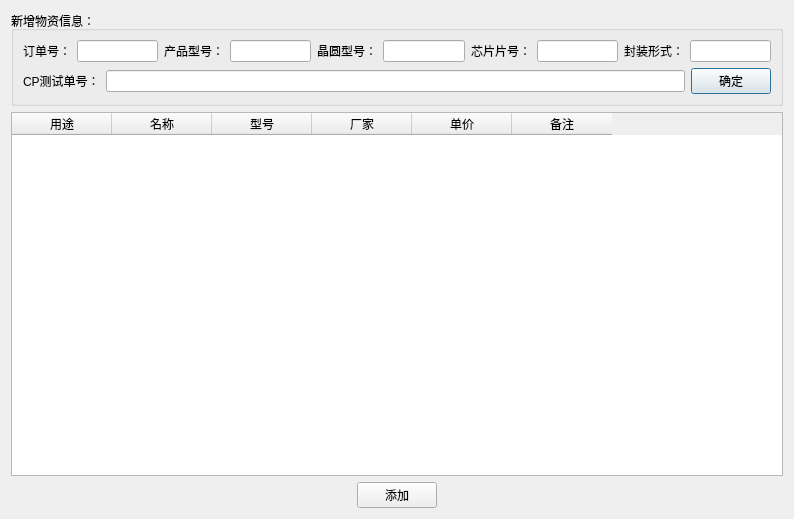
First picture: the form in addmaterial_dialog.ui, repository heathen557/materialManagement, before the edit.
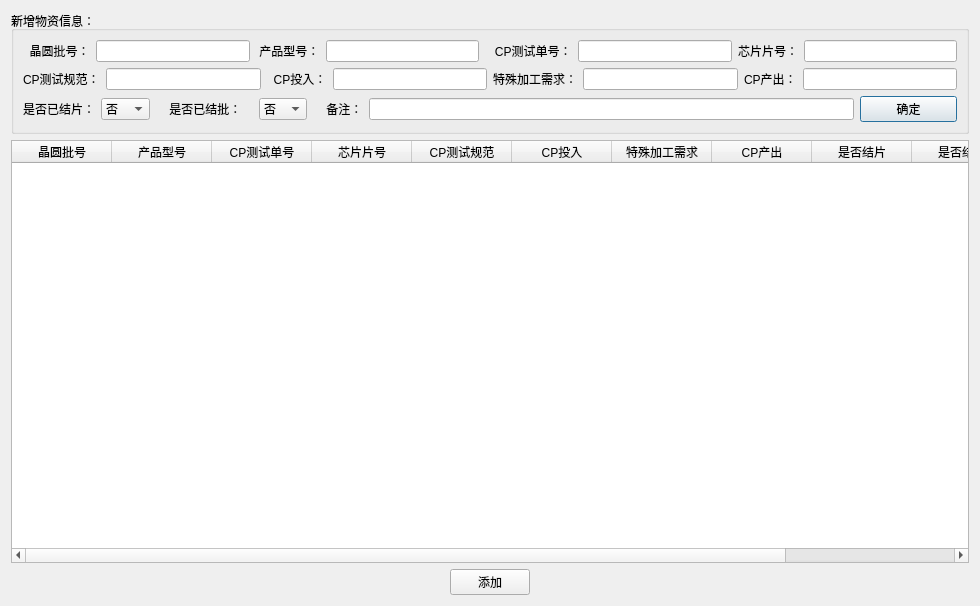
Second picture: the form after the edit. Icons and pictures are not drawn.

Commit message: 1、CP订单管理功能基本完成 2、生成exe图标功能完成

Diff of the .ui file:
```diff
--- a/addmaterial_dialog.ui
+++ b/addmaterial_dialog.ui
@@ -6,8 +6,8 @@
    <rect>
     <x>0</x>
     <y>0</y>
-    <width>794</width>
-    <height>519</height>
+    <width>980</width>
+    <height>606</height>
    </rect>
   </property>
   <property name="windowTitle">
@@ -29,7 +29,7 @@
         <item>
          <widget class="QLabel" name="label">
           <property name="text">
-           <string>订单号：</string>
+           <string>  晶圆批号：</string>
           </property>
           <property name="scaledContents">
            <bool>true</bool>
@@ -42,7 +42,7 @@
         <item>
          <widget class="QLabel" name="label_2">
           <property name="text">
-           <string>产品型号：</string>
+           <string> 产品型号：</string>
           </property>
           <property name="scaledContents">
            <bool>true</bool>
@@ -55,7 +55,7 @@
         <item>
          <widget class="QLabel" name="label_3">
           <property name="text">
-           <string>晶圆型号：</string>
+           <string>   CP测试单号：</string>
           </property>
           <property name="scaledContents">
            <bool>true</bool>
@@ -76,32 +76,114 @@
          </widget>
         </item>
         <item>
-         <widget class="QLineEdit" name="factory_lineEdit"/>
-        </item>
-        <item>
-         <widget class="QLabel" name="label_4">
-          <property name="text">
-           <string>封装形式：</string>
-          </property>
-          <property name="scaledContents">
-           <bool>true</bool>
-          </property>
-         </widget>
-        </item>
-        <item>
-         <widget class="QLineEdit" name="price_lineEdit"/>
+         <widget class="QLineEdit" name="chipNum_lineEdit"/>
         </item>
        </layout>
       </item>
       <item row="1" column="0">
        <layout class="QHBoxLayout" name="horizontalLayout_3">
+        <item>
+         <widget class="QLabel" name="label_4">
+          <property name="text">
+           <string>CP测试规范：</string>
+          </property>
+          <property name="scaledContents">
+           <bool>true</bool>
+          </property>
+         </widget>
+        </item>
+        <item>
+         <widget class="QLineEdit" name="CP_test_specification_lineEdit"/>
+        </item>
         <item>
          <widget class="QLabel" name="label_6">
           <property name="text">
-           <string>CP测试单号：</string>
+           <string>  CP投入：</string>
           </property>
           <property name="scaledContents">
            <bool>true</bool>
+          </property>
+         </widget>
+        </item>
+        <item>
+         <widget class="QLineEdit" name="CP_investment_lineEdit"/>
+        </item>
+        <item>
+         <widget class="QLabel" name="label_8">
+          <property name="text">
+           <string>特殊加工需求：</string>
+          </property>
+          <property name="scaledContents">
+           <bool>true</bool>
+          </property>
+         </widget>
+        </item>
+        <item>
+         <widget class="QLineEdit" name="process_demand_lineEdit"/>
+        </item>
+        <item>
+         <widget class="QLabel" name="label_7">
+          <property name="text">
+           <string>CP产出：</string>
+          </property>
+          <property name="scaledContents">
+           <bool>true</bool>
+          </property>
+         </widget>
+        </item>
+        <item>
+         <widget class="QLineEdit" name="CP_output_lineEdit"/>
+        </item>
+       </layout>
+      </item>
+      <item row="2" column="0">
+       <layout class="QHBoxLayout" name="horizontalLayout_4" stretch="1,1,2,1,1,10,2">
+        <item>
+         <widget class="QLabel" name="label_11">
+          <property name="text">
+           <string>是否已结片：</string>
+          </property>
+         </widget>
+        </item>
+        <item>
+         <widget class="QComboBox" name="isChiped_comboBox">
+          <item>
+           <property name="text">
+            <string>否</string>
+           </property>
+          </item>
+          <item>
+           <property name="text">
+            <string>是</string>
+           </property>
+          </item>
+         </widget>
+        </item>
+        <item>
+         <widget class="QLabel" name="label_10">
+          <property name="text">
+           <string>    是否已结批：</string>
+          </property>
+         </widget>
+        </item>
+        <item>
+         <widget class="QComboBox" name="isBatched_comboBox">
+          <item>
+           <property name="text">
+            <string>否</string>
+           </property>
+          </item>
+          <item>
+           <property name="text">
+            <string>是</string>
+           </property>
+          </item>
+         </widget>
+        </item>
+        <item>
+         <widget class="QLabel" name="label_9">
+          <property name="text">
+           <string>    备注：</string>
           </property>
          </widget>
         </item>
@@ -128,27 +210,52 @@
     <widget class="QTableWidget" name="tableWidget">
      <column>
       <property name="text">
-       <string>用途</string>
+       <string>晶圆批号</string>
       </property>
      </column>
      <column>
       <property name="text">
-       <string>名称</string>
+       <string>产品型号</string>
       </property>
      </column>
      <column>
       <property name="text">
-       <string>型号</string>
+       <string>CP测试单号</string>
       </property>
      </column>
      <column>
       <property name="text">
-       <string>厂家</string>
+       <string>芯片片号</string>
       </property>
      </column>
      <column>
       <property name="text">
-       <string>单价</string>
+       <string>CP测试规范</string>
+      </property>
+     </column>
+     <column>
+      <property name="text">
+       <string>CP投入</string>
+      </property>
+     </column>
+     <column>
+      <property name="text">
+       <string>特殊加工需求</string>
+      </property>
+     </column>
+     <column>
+      <property name="text">
+       <string>CP产出</string>
+      </property>
+     </column>
+     <column>
+      <property name="text">
+       <string>是否结片</string>
+      </property>
+     </column>
+     <column>
+      <property name="text">
+       <string>是否结批</string>
       </property>
      </column>
      <column>
```
Left out of the diff: 8 changed lines with no effect on the pictures. The commit also changes 27 other files.
